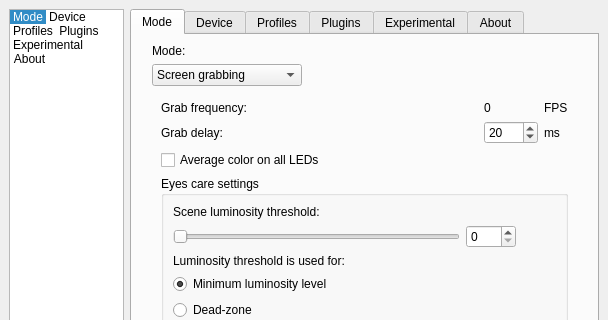
This is Software/src/SettingsWindow.ui in woodenshark/Lightpack as Qt 5 draws it before an edit; both pictures show x 0 to 608 and y 0 to 320 of the 608 by 600 pixel window. The edited form follows.
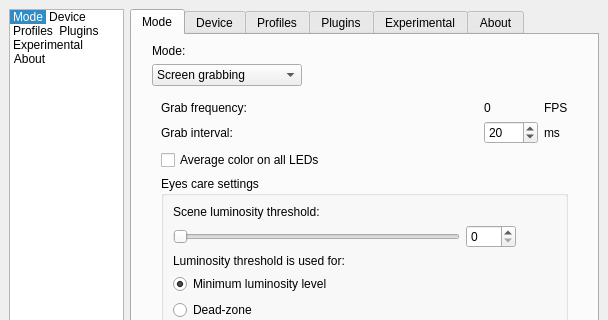
This is the edited form. The open tabs and pages were chosen to show the change. Icons and pictures are not drawn. Custom widgets are drawn as their Qt base class.

```diff
--- a/Software/src/SettingsWindow.ui
+++ b/Software/src/SettingsWindow.ui
@@ -308,7 +308,7 @@
                  </font>
                 </property>
                 <property name="text">
-                 <string>Grab delay:</string>
+                 <string>Grab interval:</string>
                 </property>
                 <property name="alignment">
                  <set>Qt::AlignLeading|Qt::AlignLeft|Qt::AlignVCenter</set>
```
Left out of the diff: 2 changed lines with no effect on the pictures.
